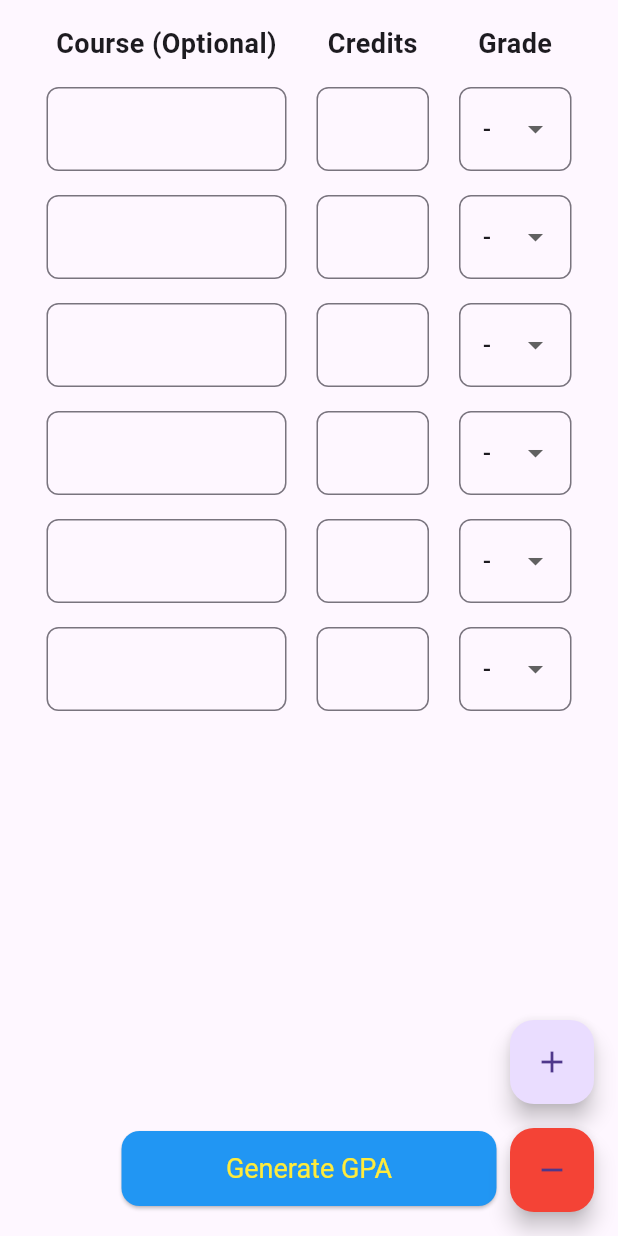
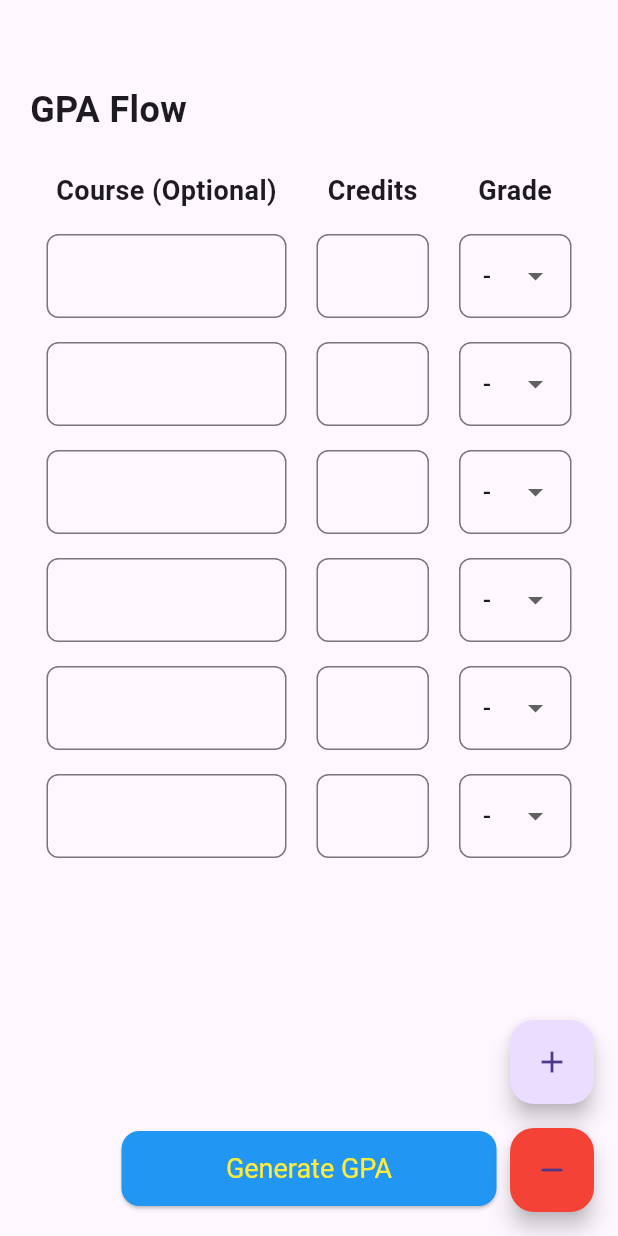
Before and after one commit to NavvAbhishek/GPA-Flow, a Flutter app: the CourseEntry screen opened directly, on a phone screen of 412 x 824 dp. Run offline on Flutter 3.47's test engine with Material 3 defaults, Android fonts, the phone set to English and light mode, and no system bars; our stand-ins replace get.

Commit message:
update course entry screen

```diff
--- a/lib/main.dart
+++ b/lib/main.dart
@@ -1,4 +1,4 @@
-import 'package:code/bottom_nav_bar.dart';
+import 'package:code/screens/course_entry.dart';
 import 'package:flutter/material.dart';
 
 void main() {
@@ -11,6 +11,6 @@ class MainApp extends StatelessWidget {
   @override
   Widget build(BuildContext context) {
     return const MaterialApp(
-        debugShowCheckedModeBanner: false, home: BottomNavBar());
+        debugShowCheckedModeBanner: false, home: CourseEntry());
   }
 }
--- a/lib/screens/course_entry.dart
+++ b/lib/screens/course_entry.dart
@@ -240,6 +240,21 @@ class _CourseEntryState extends State<CourseEntry> {
       body: Column(
         children: [
           Padding(
+            padding: const EdgeInsets.only(top: 56.0, bottom: 8.0, left: 20.0),
+            child: Row(
+              mainAxisAlignment: MainAxisAlignment.start, // Align to the left
+              children: [
+                Text(
+                  "GPA Flow",
+                  style: TextStyle(
+                    fontWeight: FontWeight.bold,
+                    fontSize: 24.0,
+                  ),
+                ),
+              ],
+            ),
+          ),
+          Padding(
             padding: const EdgeInsets.only(top: 16.0, bottom: 8.0),
             child: _buildHeaderRow(),
           ),
```
